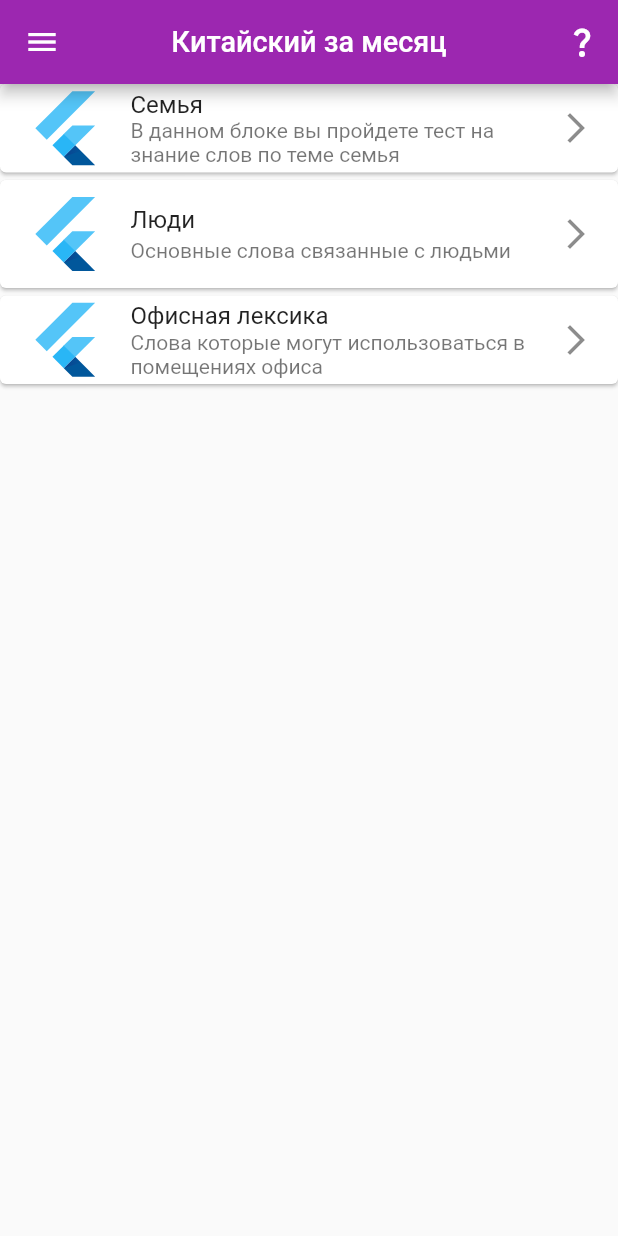
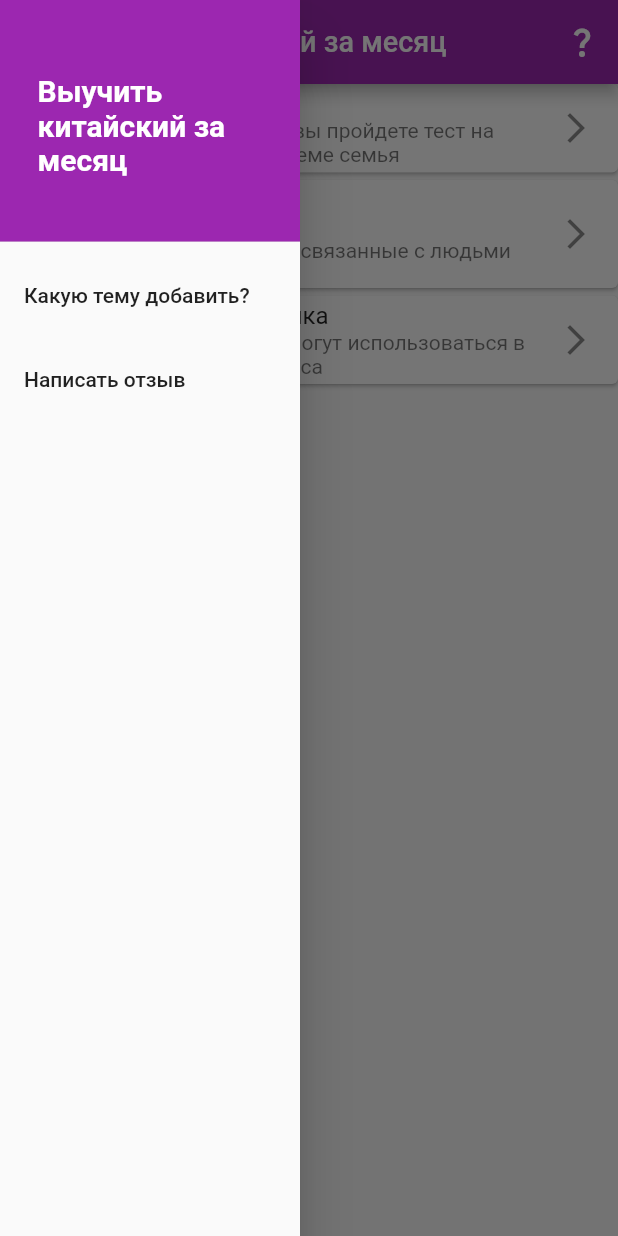
Before and after one commit to ivgl-ops/Speed-Chinese, a Flutter app: the screen it shows after launch, with the side drawer open (before the commit the screen has no drawer), on a phone screen of 412 x 824 dp. Run offline on Flutter 3.47's test engine with Material 2 defaults, Android fonts, the phone set to English and light mode, and no system bars.

Commit message:
MVP: add Menu Drawer

```diff
--- a/lib/main.dart
+++ b/lib/main.dart
@@ -1,7 +1,5 @@
 import 'package:chinese/pages/main_page.dart';
 import 'package:flutter/material.dart';
-
-import 'pages/quiz_page.dart';
 
 void main() {
   runApp(const MyApp());
@@ -19,6 +17,6 @@ class MyApp extends StatelessWidget {
           primarySwatch: Colors.red,
           // textTheme: TextTheme(caption: ),
         ),
-        home: MainPage());
+        home: const MainPage());
   }
 }
--- a/lib/pages/main_page.dart
+++ b/lib/pages/main_page.dart
@@ -2,7 +2,7 @@ import 'package:chinese/widgets/list_with_topic.dart';
 import 'package:flutter/material.dart';
 
 class MainPage extends StatefulWidget {
-  MainPage({Key? key}) : super(key: key);
+  const MainPage({Key? key}) : super(key: key);
 
   @override
   State<MainPage> createState() => _MainPageState();
@@ -17,19 +17,52 @@ class _MainPageState extends State<MainPage> {
           "Китайский за месяц",
           style: TextStyle(color: Colors.white, fontSize: 19.2),
         ),
-        leading: IconButton(
-          icon: const Icon(Icons.menu),
-          onPressed: () {},
-        ),
         actions: [
           IconButton(
-            icon: Icon(Icons.question_mark),
+            icon: const Icon(Icons.question_mark),
             onPressed: () {},
           )
         ],
         centerTitle: true,
         backgroundColor: Colors.purple,
       ),
+      drawer: SizedBox(
+        width: 200,
+        child: Drawer(
+          child: ListView(
+            padding: EdgeInsets.zero,
+            children: [
+              const DrawerHeader(
+                padding: EdgeInsets.fromLTRB(25.0, 16.0, 0.0, 10.0),
+                decoration: BoxDecoration(
+                  color: Colors.purple,
+                ),
+                child: Center(
+                  child: Text(
+                    'Выучить китайский за месяц',
+                    style: TextStyle(
+                        color: Colors.white,
+                        fontSize: 20,
+                        fontWeight: FontWeight.bold),
+                  ),
+                ),
+              ),
+              ListTile(
+                title: const Text('Какую тему добавить?'),
+                onTap: () {
+                  Navigator.pop(context);
+                },
+              ),
+              ListTile(
+                title: const Text('Написать отзыв'),
+                onTap: () {
+                  Navigator.pop(context);
+                },
+              ),
+            ],
+          ),
+        ),
+      ),
       body: ListTopic(),
     );
   }
--- a/lib/widgets/answer.dart
+++ b/lib/widgets/answer.dart
@@ -2,6 +2,7 @@ import 'package:flutter/material.dart';
 
 class Answer extends StatelessWidget {
   final String title;
+  // ignore: prefer_typing_uninitialized_variables
   final isCorrect;
   final Function onChangeAnswer;
 
@@ -37,7 +38,7 @@ class Answer extends StatelessWidget {
         child: Container(
           alignment: Alignment.center,
           child: Text(title,
-              style: TextStyle(color: Colors.white, fontSize: 18),
+              style: const TextStyle(color: Colors.white, fontSize: 18),
               textAlign: TextAlign.center),
         ),
       ),
--- a/lib/widgets/info_dialog.dart
+++ b/lib/widgets/info_dialog.dart
@@ -3,13 +3,14 @@ import 'package:flutter/material.dart';
 class InfoDialog extends StatelessWidget {
   const InfoDialog({Key? key, required this.data}) : super(key: key);
 
+  // ignore: prefer_typing_uninitialized_variables
   final data;
 
   @override
   Widget build(BuildContext context) {
     return Dialog(
         backgroundColor: Colors.transparent,
-        insetPadding: EdgeInsets.all(10),
+        insetPadding: const EdgeInsets.all(10),
         child: Stack(
           clipBehavior: Clip.none,
           alignment: Alignment.center,
--- a/lib/widgets/progress_bar.dart
+++ b/lib/widgets/progress_bar.dart
@@ -1,3 +1,5 @@
+// ignore_for_file: prefer_typing_uninitialized_variables
+
 import 'package:flutter/material.dart';
 
 class ProgressBar extends StatelessWidget {
@@ -5,7 +7,7 @@ class ProgressBar extends StatelessWidget {
   final count;
   final total;
 
-  ProgressBar(
+  const ProgressBar(
       {Key? key, required this.icons, required this.count, required this.total})
       : super(key: key);
 
--- a/lib/widgets/quiz.dart
+++ b/lib/widgets/quiz.dart
@@ -1,4 +1,5 @@
-import 'package:chinese/widgets/info_dialog.dart';
+// ignore_for_file: prefer_typing_uninitialized_variables
+
 import 'package:flutter/material.dart';
 
 import 'answer.dart';
--- a/lib/widgets/topic_card.dart
+++ b/lib/widgets/topic_card.dart
@@ -1,5 +1,8 @@
+// ignore_for_file: prefer_typing_uninitialized_variables
+
 import 'package:chinese/pages/quiz_page.dart';
 import 'package:flutter/material.dart';
+import 'dart:math';
 
 class TopicCard extends StatelessWidget {
   const TopicCard(
@@ -19,7 +22,7 @@ class TopicCard extends StatelessWidget {
     return Card(
       margin: const EdgeInsets.only(bottom: 5.0),
       child: ListTile(
-        leading: FlutterLogo(size: 55.0),
+        leading: const FlutterLogo(size: 55.0),
         title: Text(title),
         subtitle: Text(subtitle),
         trailing: const Icon(Icons.arrow_forward_ios),
@@ -27,9 +30,10 @@ class TopicCard extends StatelessWidget {
           Navigator.push(
             context,
             MaterialPageRoute(
-                builder: (context) => QuizPage(
-                      topicDataList: topicData,
-                    )),
+              builder: (context) => QuizPage(
+                topicDataList: topicData,
+              ),
+            ),
           );
         },
       ),
--- a/pubspec.yaml
+++ b/pubspec.yaml
@@ -34,6 +34,7 @@ dependencies:
   # The following adds the Cupertino Icons font to your application.
   # Use with the CupertinoIcons class for iOS style icons.
   cupertino_icons: ^1.0.2
+  shared_preferences: ^2.0.15
 
 dev_dependencies:
   flutter_test:
```
Also changed, not shown: lib/pages/quiz_page.dart (+6 -1 lines), lib/widgets/result.dart (+15 -8 lines), pubspec.lock, 1 other file.
